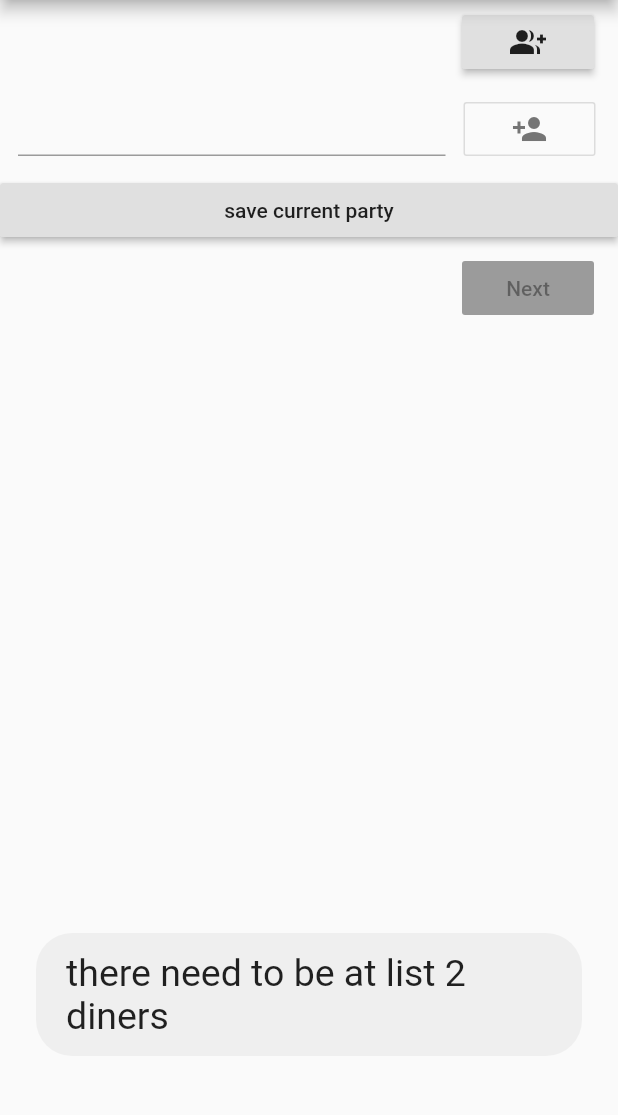
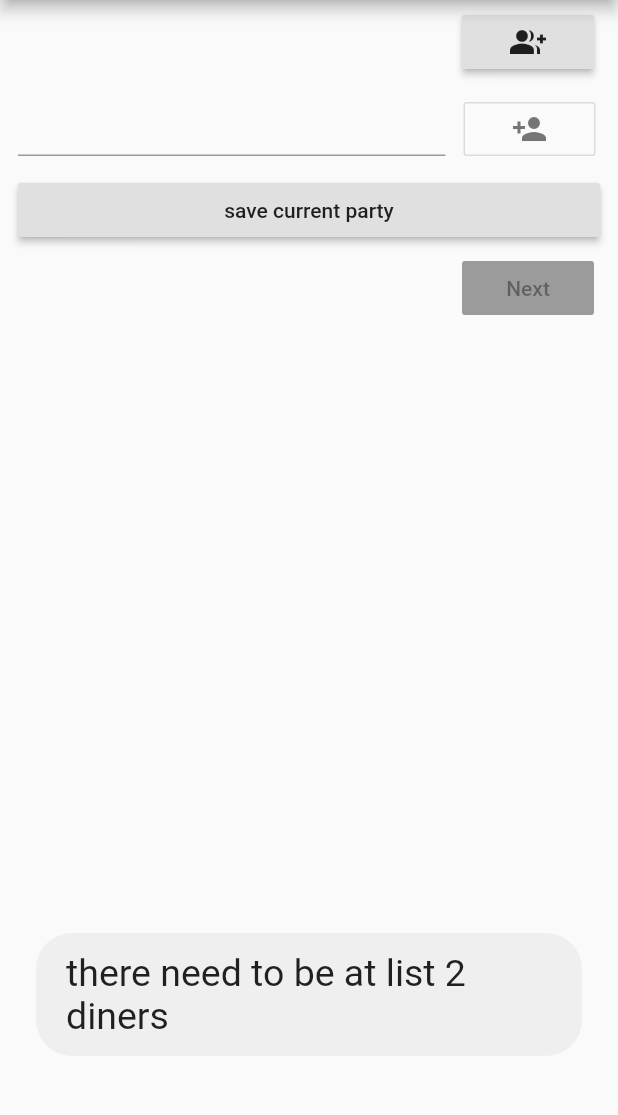
Before and after one commit to ShalevNehorai/mealPaymantCulculator, a Flutter app: the screen it shows after launch, after a tap on "save current party", on a phone screen of 412 x 824 dp, the part 84-1199 px from its top. Run offline on Flutter 3.47's test engine with Material 2 defaults, Android fonts, the phone set to English and light mode, and no system bars; our stand-ins replace fluttertoast, sqflite; accounts and stored records are empty.

Commit message:
some changes in the persons page

```diff
--- a/lib/pages/persons_page.dart
+++ b/lib/pages/persons_page.dart
@@ -13,6 +13,7 @@ class PersonsPage extends StatefulWidget {
 
 class _PersonsPageState extends State<PersonsPage> {
   final GlobalKey<ScaffoldState> _scaffoldKey = new GlobalKey<ScaffoldState>();
+  final GlobalKey<AnimatedListState> _animatedListKey = new GlobalKey<AnimatedListState>();
 
   FocusNode focusNode = FocusNode();
   final tECDinerName = TextEditingController();
@@ -214,13 +215,16 @@ class _PersonsPageState extends State<PersonsPage> {
                     ),
                   ],
                 ),
-                RaisedButton(
-                  onPressed: () {
-                    _saveCurrentGroup();
-                  },
-                  child: Text('save current party'),
+                Padding(
+                  padding: const EdgeInsets.symmetric(horizontal: 12),
+                  child: RaisedButton(
+                    onPressed: () {
+                      _saveCurrentGroup();
+                    },
+                    child: Text('save current party'),
+                  ),
                 ),
-              ],
+              ]
             ),
           ),
           Padding(
@@ -229,7 +233,9 @@ class _PersonsPageState extends State<PersonsPage> {
               alignment: Alignment.bottomRight,
               child: RaisedButton(
                 onPressed: _diners.isEmpty? null : () {
-                  Navigator.pushNamed(context, '/meals');
+                  Navigator.pushNamed(context, '/meals', arguments: {
+                    'diners': _diners
+                  });
                 },
                 child: Text('Next'),
               ),
```
Also changed, not shown: lib/diner_row.dart (+4 -3 lines), lib/pages/meals_page.dart (+13 -5 lines).
